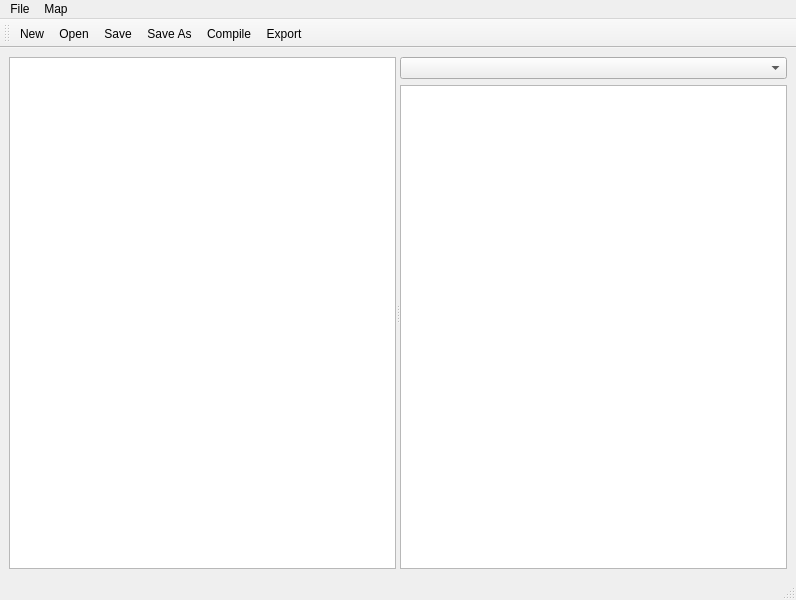
First picture: the form in src/main/resources/base/zmap.ui, repository rileypb/zmap, before the edit.
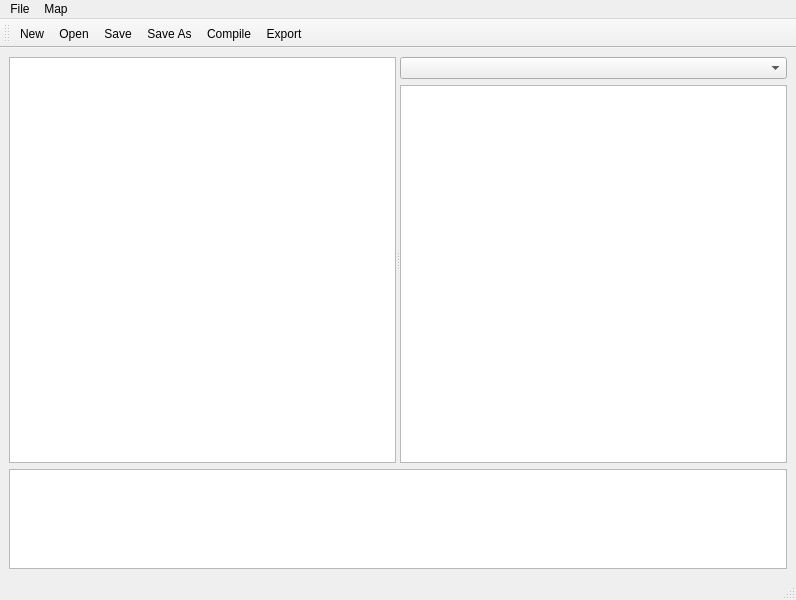
Second picture: the form after the edit. Icons and pictures are not drawn.

Commit message: add output for errors

The edit to the form file:
```diff
--- a/src/main/resources/base/zmap.ui
+++ b/src/main/resources/base/zmap.ui
@@ -16,6 +16,8 @@
   <widget class="QWidget" name="centralwidget">
    <layout class="QGridLayout" name="gridLayout">
     <item row="0" column="0">
+     <layout class="QGridLayout" name="gridLayout_2">
+      <item row="0" column="0">
      <widget class="QSplitter" name="splitter">
       <property name="orientation">
        <enum>Qt::Horizontal</enum>
@@ -52,6 +54,30 @@
        </layout>
       </widget>
      </widget>
+      </item>
+      <item row="1" column="0">
+       <widget class="QTextBrowser" name="outputFrame">
+        <property name="sizePolicy">
+         <sizepolicy hsizetype="Expanding" vsizetype="Fixed">
+          <horstretch>0</horstretch>
+          <verstretch>0</verstretch>
+         </sizepolicy>
+        </property>
+        <property name="maximumSize">
+         <size>
+          <width>16777215</width>
+          <height>100</height>
+         </size>
+        </property>
+        <property name="baseSize">
+         <size>
+          <width>0</width>
+          <height>100</height>
+         </size>
+        </property>
+       </widget>
+      </item>
+     </layout>
     </item>
    </layout>
   </widget>
```
Lines whose indentation alone changed are shown as unchanged. The commit also changes 1 other file.
